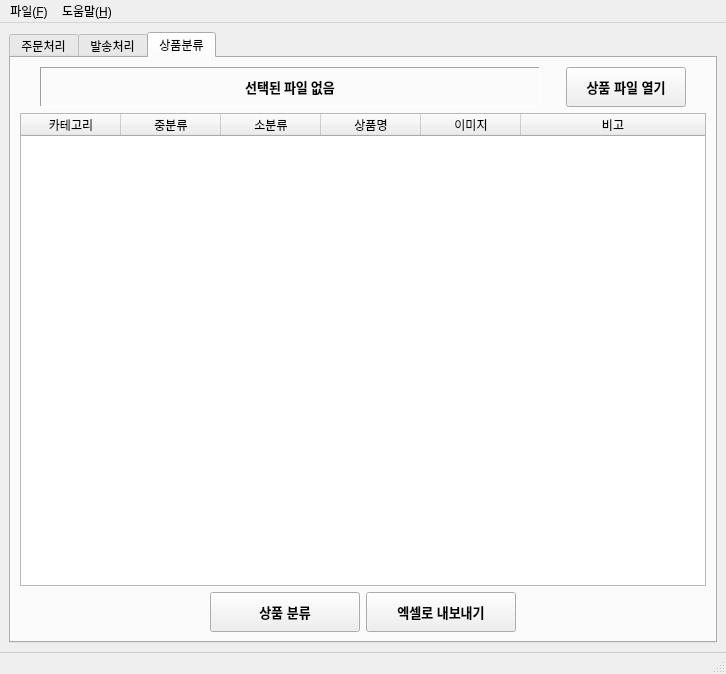
First picture: the form in ui/main_window.ui, repository Peanut0711/easy-fulfill, before the edit.
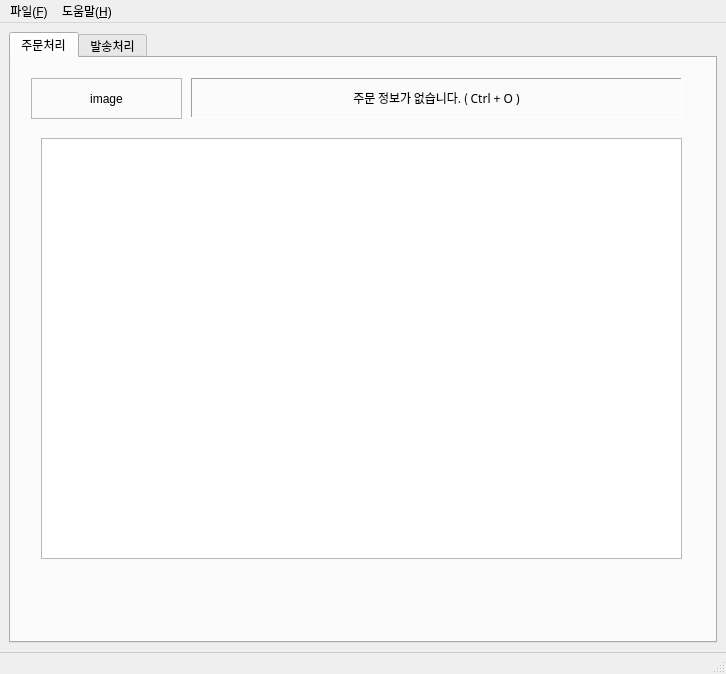
Second picture: the form after the edit. The open tabs and pages were chosen to show the change.

Commit message: 상품 분류 탭 제거

The edit to the form file:
```diff
--- a/ui/main_window.ui
+++ b/ui/main_window.ui
@@ -250,218 +250,6 @@
         </property>
        </widget>
       </widget>
-      <widget class="QWidget" name="tab_2">
-       <attribute name="title">
-        <string>상품분류</string>
-       </attribute>
-       <layout class="QVBoxLayout" name="verticalLayout_2">
-        <item>
-         <layout class="QHBoxLayout" name="horizontalLayout_3">
-          <item>
-           <widget class="QLabel" name="productFileLabel">
-            <property name="minimumSize">
-             <size>
-              <width>300</width>
-              <height>40</height>
-             </size>
-            </property>
-            <property name="maximumSize">
-             <size>
-              <width>500</width>
-              <height>40</height>
-             </size>
-            </property>
-            <property name="font">
-             <font>
-              <family>맑은 고딕</family>
-              <pointsize>10</pointsize>
-              <bold>true</bold>
-             </font>
-            </property>
-            <property name="frameShape">
-             <enum>QFrame::Shape::Panel</enum>
-            </property>
-            <property name="frameShadow">
-             <enum>QFrame::Shadow::Sunken</enum>
-            </property>
-            <property name="text">
-             <string>선택된 파일 없음</string>
-            </property>
-            <property name="alignment">
-             <set>Qt::AlignmentFlag::AlignCenter</set>
-            </property>
-            <property name="margin">
-             <number>5</number>
-            </property>
-           </widget>
-          </item>
-          <item>
-           <widget class="QPushButton" name="selectProductFileButton">
-            <property name="minimumSize">
-             <size>
-              <width>120</width>
-              <height>40</height>
-             </size>
-            </property>
-            <property name="maximumSize">
-             <size>
-              <width>120</width>
-              <height>40</height>
-             </size>
-            </property>
-            <property name="font">
-             <font>
-              <pointsize>10</pointsize>
-              <bold>true</bold>
-             </font>
-            </property>
-            <property name="text">
-             <string>상품 파일 열기</string>
-            </property>
-           </widget>
-          </item>
-         </layout>
-        </item>
-        <item>
-         <widget class="QTableWidget" name="categoryTableWidget">
-          <property name="font">
-           <font>
-            <family>맑은 고딕</family>
-            <pointsize>9</pointsize>
-           </font>
-          </property>
-          <property name="editTriggers">
-           <set>QAbstractItemView::EditTrigger::DoubleClicked</set>
-          </property>
-          <property name="alternatingRowColors">
-           <bool>true</bool>
-          </property>
-          <property name="selectionMode">
-           <enum>QAbstractItemView::SelectionMode::SingleSelection</enum>
-          </property>
-          <property name="selectionBehavior">
-           <enum>QAbstractItemView::SelectionBehavior::SelectRows</enum>
-          </property>
-          <property name="sortingEnabled">
-           <bool>true</bool>
-          </property>
-          <attribute name="horizontalHeaderStretchLastSection">
-           <bool>true</bool>
-          </attribute>
-          <column>
-           <property name="text">
-            <string>카테고리</string>
-           </property>
-          </column>
-          <column>
-           <property name="text">
-            <string>중분류</string>
-           </property>
-          </column>
-          <column>
-           <property name="text">
-            <string>소분류</string>
-           </property>
-          </column>
-          <column>
-           <property name="text">
-            <string>상품명</string>
-           </property>
-          </column>
-          <column>
-           <property name="text">
-            <string>이미지</string>
-           </property>
-          </column>
-          <column>
-           <property name="text">
-            <string>비고</string>
-           </property>
-          </column>
-         </widget>
-        </item>
-        <item>
-         <layout class="QHBoxLayout" name="horizontalLayout_4">
-          <item>
-           <spacer name="horizontalSpacer_5">
-            <property name="orientation">
-             <enum>Qt::Orientation::Horizontal</enum>
-            </property>
-            <property name="sizeHint" stdset="0">
-             <size>
-              <width>40</width>
-              <height>20</height>
-             </size>
-            </property>
-           </spacer>
-          </item>
-          <item>
-           <widget class="QPushButton" name="categorizeButton">
-            <property name="minimumSize">
-             <size>
-              <width>150</width>
-              <height>40</height>
-             </size>
-            </property>
-            <property name="maximumSize">
-             <size>
-              <width>150</width>
-              <height>40</height>
-             </size>
-            </property>
-            <property name="font">
-             <font>
-              <pointsize>10</pointsize>
-              <bold>true</bold>
-             </font>
-            </property>
-            <property name="text">
-             <string>상품 분류</string>
-            </property>
-           </widget>
-          </item>
-          <item>
-           <widget class="QPushButton" name="exportCategoryButton">
-            <property name="minimumSize">
-             <size>
-              <width>150</width>
-              <height>40</height>
-             </size>
-            </property>
-            <property name="maximumSize">
-             <size>
-              <width>150</width>
-              <height>40</height>
-             </size>
-            </property>
-            <property name="font">
-             <font>
-              <pointsize>10</pointsize>
-              <bold>true</bold>
-             </font>
-            </property>
-            <property name="text">
-             <string>엑셀로 내보내기</string>
-            </property>
-           </widget>
-          </item>
-          <item>
-           <spacer name="horizontalSpacer_6">
-            <property name="orientation">
-             <enum>Qt::Orientation::Horizontal</enum>
-            </property>
-            <property name="sizeHint" stdset="0">
-             <size>
-              <width>40</width>
-              <height>20</height>
-             </size>
-            </property>
-           </spacer>
-          </item>
-         </layout>
-        </item>
-       </layout>
-      </widget>
      </widget>
     </item>
    </layout>
```
Left out of the diff: 2 changed lines with no effect on the pictures. The commit also changes 2 other files.
